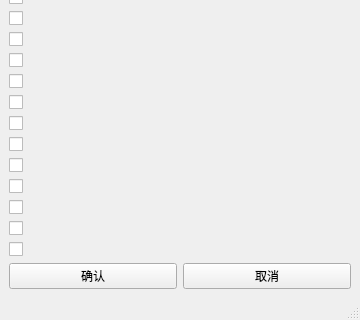
This is moderatorwindow.ui in Joeywzr/f0rum as Qt 5 draws it before an edit; both pictures show x 0 to 360 and y 394 to 714 of the 360 by 714 pixel window. The edited form follows.
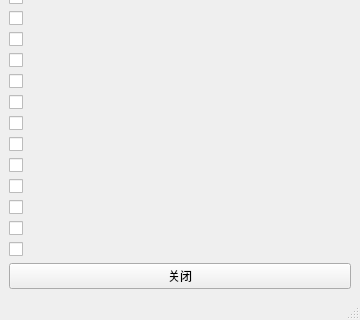
This is the edited form.

```diff
--- a/moderatorwindow.ui
+++ b/moderatorwindow.ui
@@ -50,14 +50,7 @@
       <item>
        <widget class="QPushButton" name="pushButton">
         <property name="text">
-         <string>确认</string>
-        </property>
-       </widget>
-      </item>
-      <item>
-       <widget class="QPushButton" name="pushButton_2">
-        <property name="text">
-         <string>取消</string>
+         <string>关闭</string>
         </property>
        </widget>
       </item>
```
